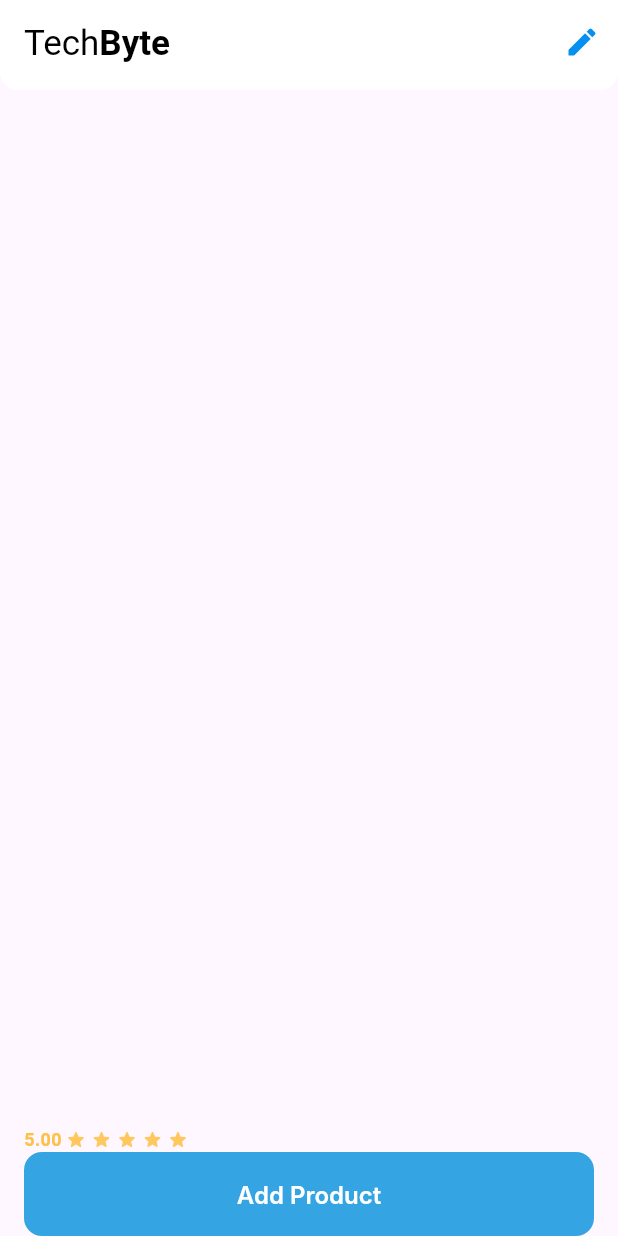
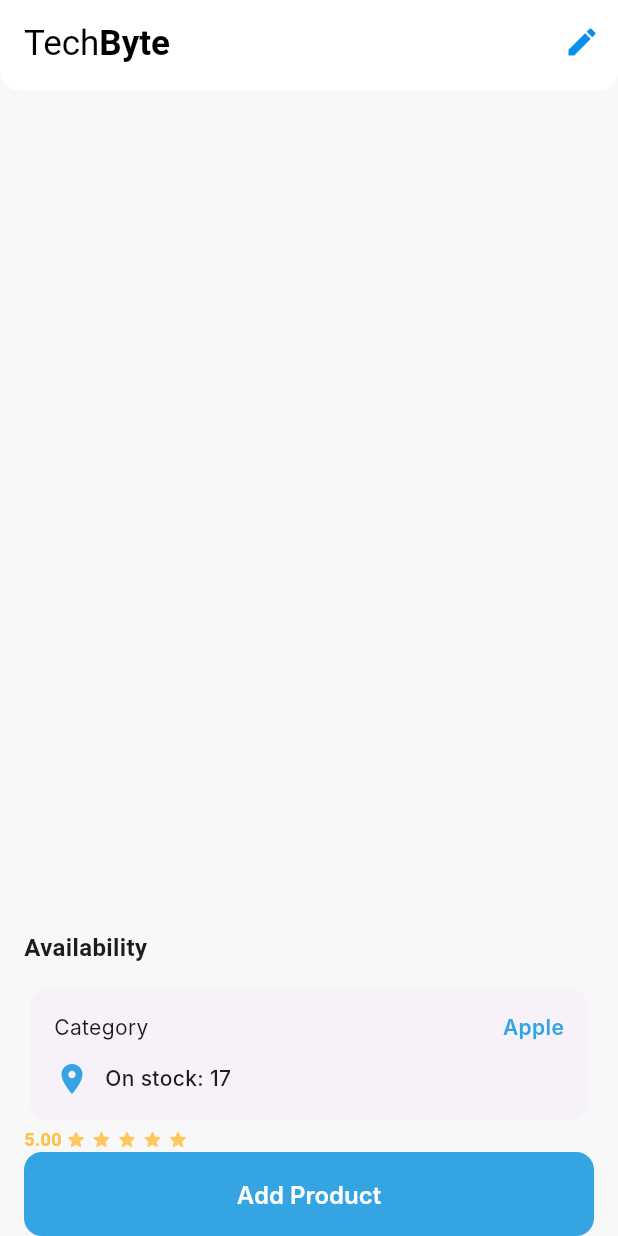
Before and after one commit to damjan-Igrowth/INT-Milan_Zezelj-Shop, a Flutter app: the screen it shows after launch, on a phone screen of 412 x 824 dp. Run offline on Flutter 3.47's test engine with Material 3 defaults, Android fonts, the phone set to English and light mode, and no system bars; Roboto replaces fonts that are missing (Inter, Poppins).

Commit message:
Added availability card

```diff
--- /dev/null
+++ b/lib/models/product_model.dart
@@ -0,0 +1,29 @@
+class TBProduct {
+  String name;
+  String company;
+  String category;
+  String description;
+  double price;
+  double discount;
+  int onStock;
+
+  TBProduct.fromJson(Map<String, dynamic> json)
+      : name = json["name"],
+        company = json["company"],
+        category = json["company"],
+        description = json["description"],
+        price = json["price"],
+        discount = json["discount"],
+        onStock = json["onStock"];
+}
+
+TBProduct product = TBProduct.fromJson({
+  "name": "iPhone 15 Pro",
+  "company": "Apple",
+  "category": "Smartphone",
+  "description":
+      "Lorem ipsum dolor sit amet consectetur. Ornare id ullamcorper et non. Massa in urna volutpat sed sagittis eget. Nullam sollicitudin viverra egestas ante. Vitae blandit.",
+  "price": 999.0,
+  "discount": 12.5,
+  "onStock": 17
+});
--- a/lib/screens/home_screen.dart
+++ b/lib/screens/home_screen.dart
@@ -1,9 +1,12 @@
 import 'package:flutter/material.dart';
+import 'package:tech_byte/models/product_model.dart';
 import 'package:tech_byte/utils/colors.dart';
 import 'package:tech_byte/utils/constants.dart';
 import 'package:tech_byte/widgets/app_bar_widget.dart';
+import 'package:tech_byte/widgets/availability_card_widget.dart';
 import 'package:tech_byte/widgets/button_widget.dart';
 import 'package:tech_byte/widgets/rating_widget.dart';
+import 'package:tech_byte/widgets/section_widget.dart';
 
 class HomeScreen extends StatefulWidget {
   const HomeScreen({super.key});
@@ -16,6 +19,7 @@ class _HomeScreenState extends State<HomeScreen> {
   @override
   Widget build(BuildContext context) {
     return Scaffold(
+      backgroundColor: TBColor.app.backgroundColor,
       appBar: TBAppBar(
         title: RichText(
           text: TextSpan(
@@ -48,6 +52,11 @@ class _HomeScreenState extends State<HomeScreen> {
               child: Column(
             mainAxisAlignment: MainAxisAlignment.end,
             children: [
+              TBSection(
+                  title: "Availability",
+                  content: TBAvailabilityCard(
+                    product: product,
+                  )),
               TBRating(rating: 5),
               TBButton(
                 type: TBButtonType.filled,
--- a/lib/utils/colors.dart
+++ b/lib/utils/colors.dart
@@ -6,18 +6,19 @@ class TBColor {
   static _TBAppBarColor appBar = _TBAppBarColor();
   static _TBButtonColor button = _TBButtonColor();
   static _TBRatingColor rating = _TBRatingColor();
+  static _TBCardColor card = _TBCardColor();
 }
 
 class _TBAppBarColor {
-  final greenGradientColor = Color(0xFF2AE0B1);
-  final blueGradientColor = Color(0xFF048FF1);
+  final greenGradientColor = const Color(0xFF2AE0B1);
+  final blueGradientColor = const Color(0xFF048FF1);
 }
 
 class _TBAppColor {
-  final lightBlue = Color(0xFF34A4E3);
-  final lightBlueGrey = Color(0xFFC9D2DE);
-  final grey = Color(0xFF7B828A);
-  final backgroundColor = Color(0xFFF8F8F8);
+  final lightBlue = const Color(0xFF34A4E3);
+  final lightBlueGrey = const Color(0xFFC9D2DE);
+  final grey = const Color(0xFF7B828A);
+  final backgroundColor = const Color(0xFFF8F8F8);
 }
 
 class _TBButtonColor {
@@ -33,3 +34,10 @@ class _TBRatingColor {
     const Color(0xFFC0C0C0)
   ];
 }
+
+class _TBCardColor {
+  final red = const Color(0XFFE33434);
+  final green = const Color(0XFF43C16E);
+  final black = const Color(0xFF121212);
+  final lightBlue = const Color(0xFF34A4E3);
+}
--- a/lib/utils/constants.dart
+++ b/lib/utils/constants.dart
@@ -6,6 +6,7 @@ class TBDimensions {
   static _TBSectionDimensions section = _TBSectionDimensions();
   static _TBRatingDimensions rating = _TBRatingDimensions();
   static _TBAppBarDimensions appBar = _TBAppBarDimensions();
+  static _TBCardDimensions card = _TBCardDimensions();
 }
 
 class _TBButtonDimensions {
@@ -27,6 +28,7 @@ class _TBIconDimensions {
 class _TBSectionDimensions {
   final titlePadding = 12.0;
 }
+
 class _TBRatingDimensions {
   final gapSize = 2.0;
   final size = 15.0;
@@ -38,3 +40,11 @@ class _TBAppBarDimensions {
   final titleFontSize = 20.0;
   final specialTitleFontSize = 23.33;
 }
+
+class _TBCardDimensions {
+  final contentPadding = 16.0;
+  final contentHeaderPadding = 16.0;
+  final borderRadius = 12.0;
+  final availabilityTitlePadding = 12.0;
+  final iconSpacing = 10.0;
+}
--- /dev/null
+++ b/lib/widgets/availability_card_widget.dart
@@ -0,0 +1,68 @@
+import 'package:flutter/material.dart';
+import 'package:tech_byte/models/product_model.dart';
+import 'package:tech_byte/utils/colors.dart';
+import 'package:tech_byte/utils/constants.dart';
+
+class TBAvailabilityCard extends StatelessWidget {
+  final TBProduct product;
+  const TBAvailabilityCard({super.key, required this.product});
+
+  @override
+  Widget build(BuildContext context) {
+    return Card(
+      shape: RoundedRectangleBorder(
+          borderRadius: BorderRadius.circular(TBDimensions.card.borderRadius)),
+      elevation: 0,
+      child: Container(
+        padding: EdgeInsets.all(TBDimensions.card.contentPadding),
+        child: Column(
+          mainAxisSize: MainAxisSize.min,
+          children: [
+            Padding(
+              padding: EdgeInsets.only(
+                  bottom: TBDimensions.card.availabilityTitlePadding),
+              child: Row(
+                mainAxisAlignment: MainAxisAlignment.spaceBetween,
+                children: [
+                  const Text("Category",
+                      style: TextStyle(
+                          fontFamily: "Inter",
+                          fontWeight: FontWeight.w400,
+                          fontSize: 14)),
+                  Text(
+                    product.category,
+                    style: TextStyle(
+                        color: TBColor.card.lightBlue,
+                        fontFamily: "Inter",
+                        fontWeight: FontWeight.w600,
+                        fontSize: 14),
+                  )
+                ],
+              ),
+            ),
+            Row(
+              mainAxisAlignment: MainAxisAlignment.start,
+              children: [
+                Padding(
+                  padding:
+                      EdgeInsets.only(right: TBDimensions.card.iconSpacing),
+                  child: Icon(
+                    Icons.location_on,
+                    color: TBColor.card.lightBlue,
+                  ),
+                ),
+                Text(
+                  "On stock: ${product.onStock}",
+                  style: const TextStyle(
+                      fontFamily: "Inter",
+                      fontWeight: FontWeight.w500,
+                      fontSize: 14),
+                )
+              ],
+            ),
+          ],
+        ),
+      ),
+    );
+  }
+}
```
